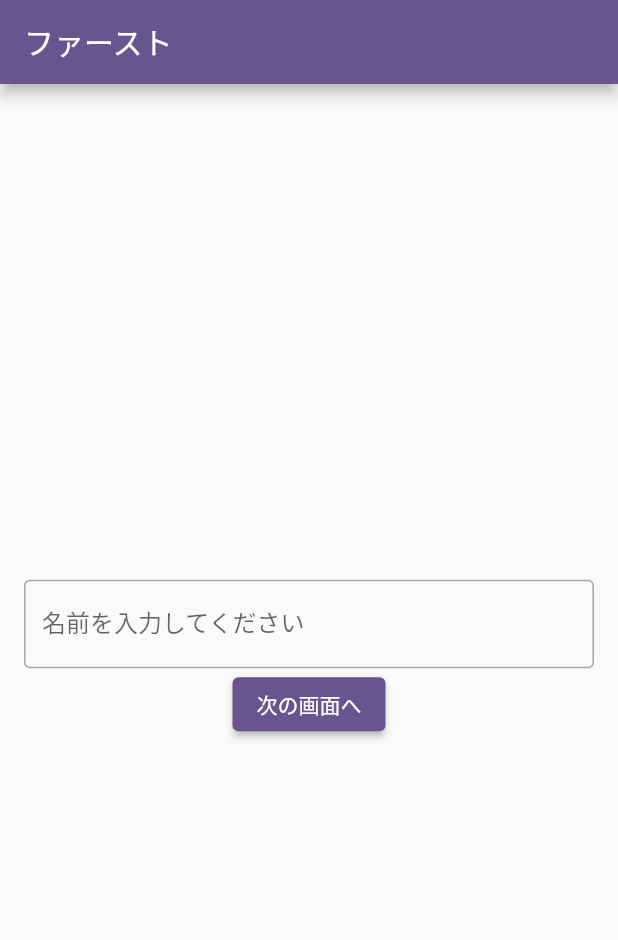
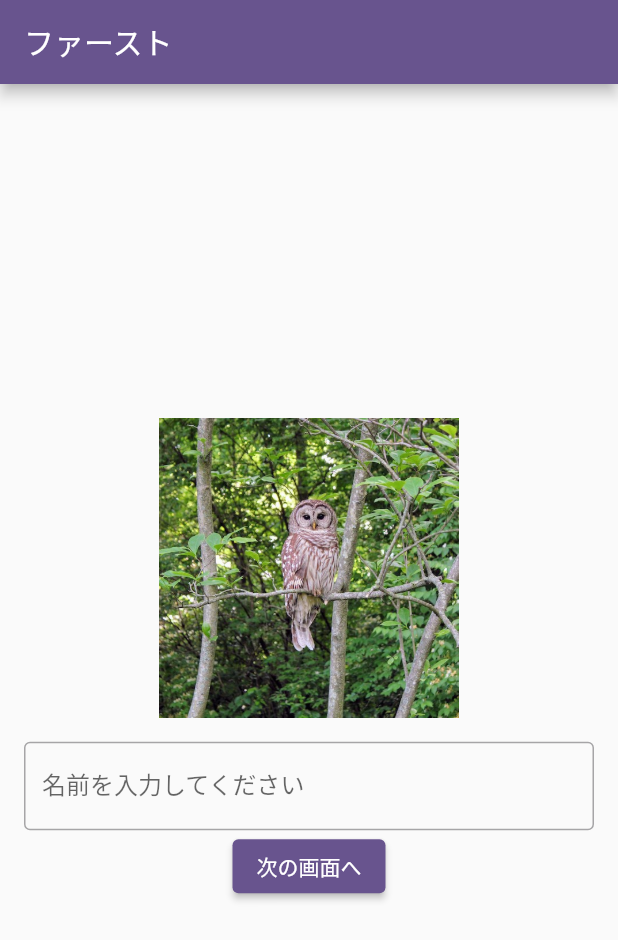
Before and after one commit to apoto/flutter-univ-super-introduction, a Flutter app: the screen it shows after launch, on a phone screen of 412 x 824 dp. Shown: the top 940 px of the screen. Run offline on Flutter 3.47's test engine with Material 2 defaults, Android fonts, the phone set to English and light mode, and no system bars.

Commit message:
画像を表示

```diff
--- a/lib/first_page.dart
+++ b/lib/first_page.dart
@@ -16,6 +16,11 @@ class FirstPage extends StatelessWidget {
           child: Column(
             mainAxisAlignment: MainAxisAlignment.center,
             children: [
+              Image.asset(
+                'images/owl-2.jpg',
+                height: 200,
+              ),
+              const SizedBox(height: 16),
               TextField(
                 decoration: const InputDecoration(
                   border: OutlineInputBorder(),
```
Also changed, not shown: pubspec.yaml (+4 -7 lines), images/owl-2.jpg (added).
